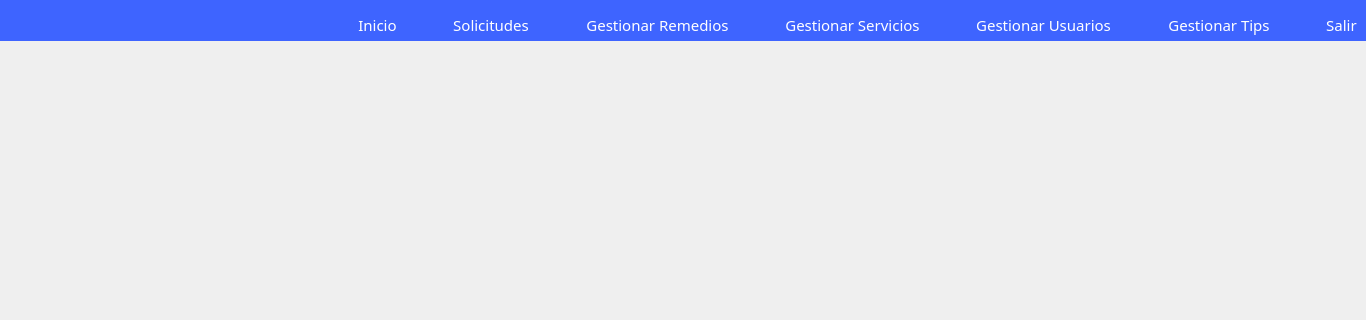
This is hospital-Core/mainwindow.ui in MrDanielG/Hospital-SCRUM as Qt 5 draws it before an edit; both pictures show x 0 to 1366 and y 0 to 320 of the 1366 by 750 pixel window. The edited form follows.
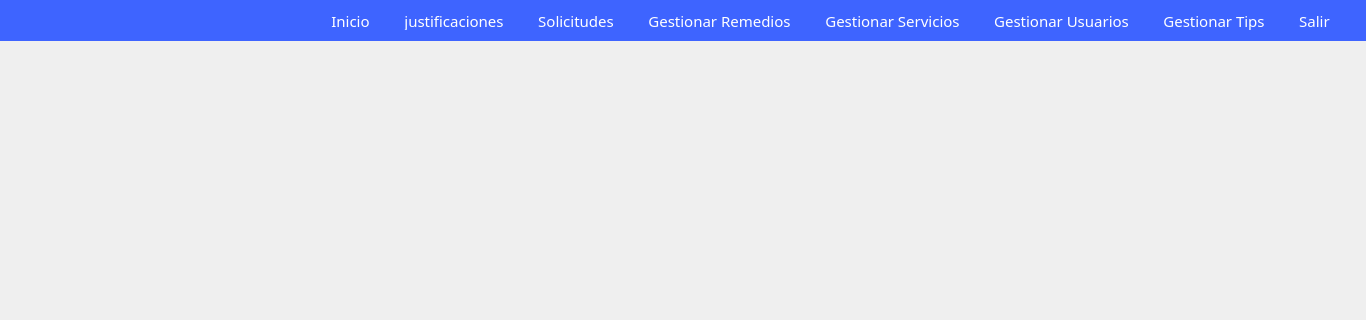
This is the edited form. The open tabs and pages were chosen to show the change. Icons and pictures are not drawn.

The edit to the form file:
```diff
--- a/hospital-Core/mainwindow.ui
+++ b/hospital-Core/mainwindow.ui
@@ -384,10 +384,10 @@
      <widget class="QWidget" name="layoutWidget">
       <property name="geometry">
        <rect>
-        <x>347</x>
+        <x>320</x>
         <y>0</y>
         <width>1021</width>
-        <height>50</height>
+        <height>41</height>
        </rect>
       </property>
       <layout class="QHBoxLayout" name="horizontalLayout">
@@ -414,6 +414,39 @@
          </property>
         </widget>
        </item>
+       <item>
+        <spacer name="horizontalSpacer_13">
+         <property name="orientation">
+          <enum>Qt::Horizontal</enum>
+         </property>
+         <property name="sizeHint" stdset="0">
+          <size>
+           <width>40</width>
+           <height>20</height>
+          </size>
+         </property>
+        </spacer>
+       </item>
+       <item>
+        <widget class="QPushButton" name="justificaciones_pbtn">
+         <property name="font">
+          <font>
+           <family>Montserrat</family>
+           <pointsize>11</pointsize>
+          </font>
+         </property>
+         <property name="cursor">
+          <cursorShape>PointingHandCursor</cursorShape>
+         </property>
+         <property name="styleSheet">
+          <string notr="true">border: none;
+color: white;</string>
+         </property>
+         <property name="text">
+          <string>justificaciones</string>
+         </property>
+        </widget>
+       </item>
        <item>
         <spacer name="horizontalSpacer">
          <property name="orientation">
```
Left out of the diff: 2 changed lines with no effect on the pictures.
